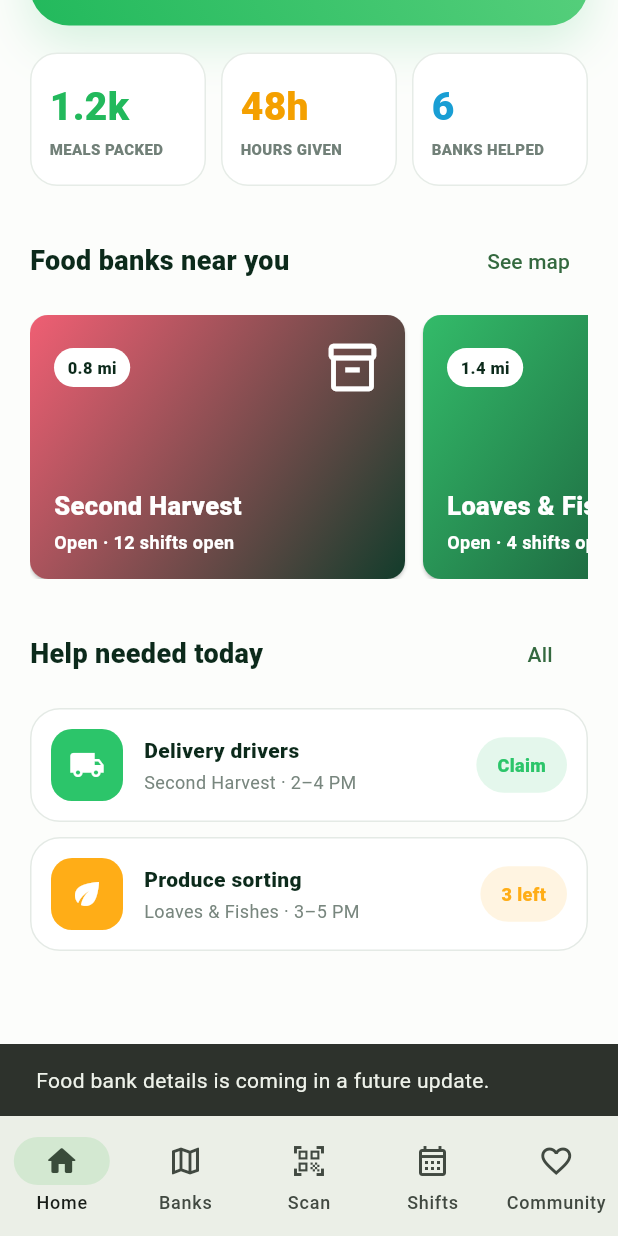
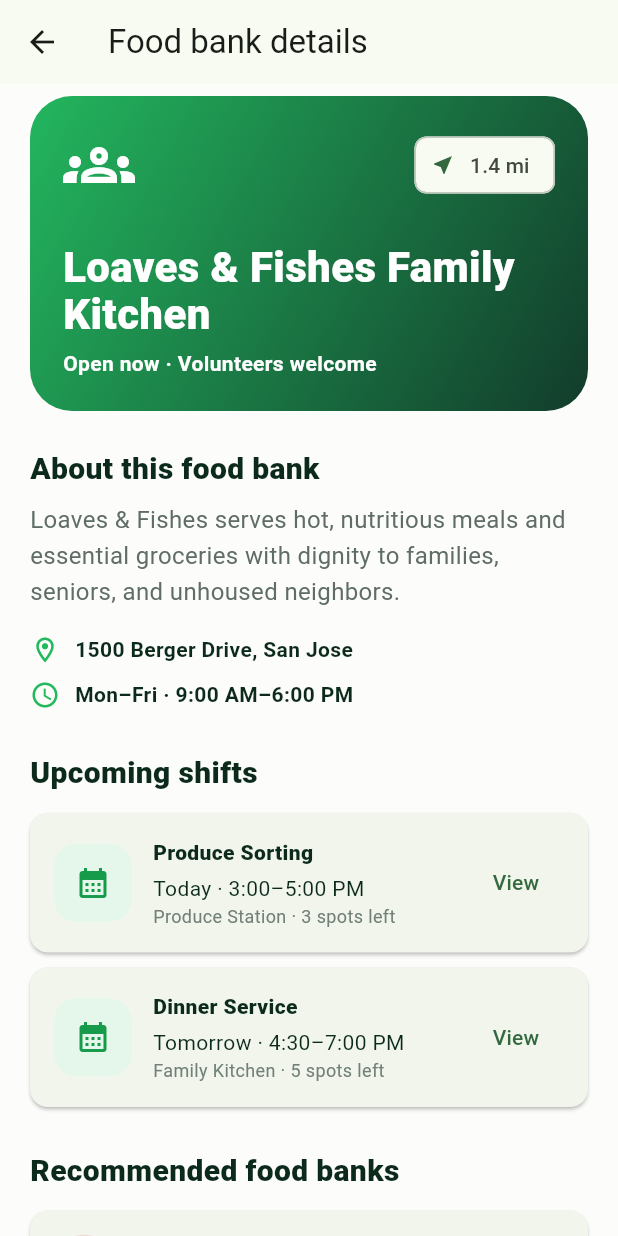
Before and after one commit to john232014lemon-lang/super-duper-sniffle, a Flutter app: the HomeScreen screen opened directly with empty values, scrolled down 286 dp, after a tap on "1.4 mi", on a phone screen of 412 x 824 dp. Run offline on Flutter 3.47's test engine with Material 3 defaults, Android fonts, the phone set to English and light mode, and no system bars.

Commit message:
v2 devlog

```diff
--- /dev/null
+++ b/lib/data/mock_food_banks.dart
@@ -0,0 +1,94 @@
+import 'package:flutter/material.dart';
+
+import '../models/food_bank.dart';
+
+const mockFoodBanks = <FoodBank>[
+  FoodBank(
+    name: 'Second Harvest Food Bank',
+    shortName: 'Second Harvest',
+    description:
+        'Second Harvest connects neighbors with nutritious groceries while building a hunger-free community across Silicon Valley.',
+    address: '4001 North First Street, San Jose',
+    hours: 'Mon–Sat · 8:00 AM–5:00 PM',
+    distance: '0.8 mi',
+    accent: Color(0xFFEF5269),
+    icon: Icons.inventory_2_outlined,
+    shifts: [
+      FoodBankShift(
+        title: 'Sorting & Packing Line',
+        date: 'Sat, Jun 20',
+        time: '9:00 AM–12:00 PM',
+        station: 'Warehouse A',
+        spotsLeft: 6,
+      ),
+      FoodBankShift(
+        title: 'Delivery Drivers',
+        date: 'Sat, Jun 20',
+        time: '2:00–4:00 PM',
+        station: 'Loading Bay',
+        spotsLeft: 3,
+      ),
+      FoodBankShift(
+        title: 'Family Grocery Packing',
+        date: 'Sun, Jun 21',
+        time: '10:00 AM–12:00 PM',
+        station: 'Community Room',
+        spotsLeft: 9,
+      ),
+    ],
+  ),
+  FoodBank(
+    name: 'Loaves & Fishes Family Kitchen',
+    shortName: 'Loaves & Fishes',
+    description:
+        'Loaves & Fishes serves hot, nutritious meals and essential groceries with dignity to families, seniors, and unhoused neighbors.',
+    address: '1500 Berger Drive, San Jose',
+    hours: 'Mon–Fri · 9:00 AM–6:00 PM',
+    distance: '1.4 mi',
+    accent: Color(0xFF23B65E),
+    icon: Icons.groups_outlined,
+    shifts: [
+      FoodBankShift(
+        title: 'Produce Sorting',
+        date: 'Today',
+        time: '3:00–5:00 PM',
+        station: 'Produce Station',
+        spotsLeft: 3,
+      ),
+      FoodBankShift(
+        title: 'Dinner Service',
+        date: 'Tomorrow',
+        time: '4:30–7:00 PM',
+        station: 'Family Kitchen',
+        spotsLeft: 5,
+      ),
+    ],
+  ),
+  FoodBank(
+    name: 'Martha’s Kitchen',
+    shortName: 'Martha’s Kitchen',
+    description:
+        'Martha’s Kitchen provides meals, mobile food distribution, and welcoming volunteer programs for communities throughout Santa Clara County.',
+    address: '311 Willow Street, San Jose',
+    hours: 'Tue–Sat · 10:00 AM–7:00 PM',
+    distance: '2.1 mi',
+    accent: Color(0xFF2D8FC7),
+    icon: Icons.soup_kitchen_outlined,
+    shifts: [
+      FoodBankShift(
+        title: 'Meal Prep Crew',
+        date: 'Fri, Jun 19',
+        time: '1:00–3:30 PM',
+        station: 'Main Kitchen',
+        spotsLeft: 4,
+      ),
+      FoodBankShift(
+        title: 'Community Meal Service',
+        date: 'Fri, Jun 19',
+        time: '4:00–6:30 PM',
+        station: 'Dining Hall',
+        spotsLeft: 7,
+      ),
+    ],
+  ),
+];
--- /dev/null
+++ b/lib/models/food_bank.dart
@@ -0,0 +1,41 @@
+import 'package:flutter/material.dart';
+
+class FoodBankShift {
+  const FoodBankShift({
+    required this.title,
+    required this.date,
+    required this.time,
+    required this.station,
+    required this.spotsLeft,
+  });
+
+  final String title;
+  final String date;
+  final String time;
+  final String station;
+  final int spotsLeft;
+}
+
+class FoodBank {
+  const FoodBank({
+    required this.name,
+    required this.shortName,
+    required this.description,
+    required this.address,
+    required this.hours,
+    required this.distance,
+    required this.accent,
+    required this.icon,
+    required this.shifts,
+  });
+
+  final String name;
+  final String shortName;
+  final String description;
+  final String address;
+  final String hours;
+  final String distance;
+  final Color accent;
+  final IconData icon;
+  final List<FoodBankShift> shifts;
+}
--- /dev/null
+++ b/lib/screens/food_bank_detail_screen.dart
@@ -0,0 +1,249 @@
+import 'package:flutter/material.dart';
+
+import '../data/mock_food_banks.dart';
+import '../models/food_bank.dart';
+
+class FoodBankDetailScreen extends StatelessWidget {
+  const FoodBankDetailScreen({super.key, required this.foodBank});
+
+  final FoodBank foodBank;
+
+  void _showComingSoon(BuildContext context) {
+    ScaffoldMessenger.of(context).showSnackBar(
+      const SnackBar(content: Text('Shift signup is coming in Slice 3.')),
+    );
+  }
+
+  @override
+  Widget build(BuildContext context) {
+    final recommendations = mockFoodBanks
+        .where((bank) => bank.name != foodBank.name)
+        .toList();
+
+    return Scaffold(
+      appBar: AppBar(title: const Text('Food bank details')),
+      body: Center(
+        child: ConstrainedBox(
+          constraints: const BoxConstraints(maxWidth: 720),
+          child: ListView(
+            padding: const EdgeInsets.fromLTRB(20, 8, 20, 40),
+            children: [
+              _BankHero(foodBank: foodBank),
+              const SizedBox(height: 24),
+              const Text(
+                'About this food bank',
+                style: TextStyle(fontSize: 20, fontWeight: FontWeight.w900),
+              ),
+              const SizedBox(height: 8),
+              Text(
+                foodBank.description,
+                style: const TextStyle(
+                  color: Color(0xFF5F6D65),
+                  fontSize: 16,
+                  height: 1.5,
+                ),
+              ),
+              const SizedBox(height: 16),
+              _InfoRow(
+                icon: Icons.location_on_outlined,
+                text: foodBank.address,
+              ),
+              const SizedBox(height: 10),
+              _InfoRow(icon: Icons.schedule, text: foodBank.hours),
+              const SizedBox(height: 28),
+              const Text(
+                'Upcoming shifts',
+                style: TextStyle(fontSize: 20, fontWeight: FontWeight.w900),
+              ),
+              const SizedBox(height: 12),
+              ...foodBank.shifts.map(
+                (shift) => Padding(
+                  padding: const EdgeInsets.only(bottom: 10),
+                  child: _ShiftCard(
+                    shift: shift,
+                    onTap: () => _showComingSoon(context),
+                  ),
+                ),
+              ),
+              const SizedBox(height: 18),
+              const Text(
+                'Recommended food banks',
+                style: TextStyle(fontSize: 20, fontWeight: FontWeight.w900),
+              ),
+              const SizedBox(height: 12),
+              ...recommendations.map(
+                (bank) => Padding(
+                  padding: const EdgeInsets.only(bottom: 10),
+                  child: _RecommendationCard(
+                    foodBank: bank,
+                    onTap: () => Navigator.of(context).pushReplacement(
+                      MaterialPageRoute<void>(
+                        builder: (_) => FoodBankDetailScreen(foodBank: bank),
+                      ),
+                    ),
+                  ),
+                ),
+              ),
+            ],
+          ),
+        ),
+      ),
+    );
+  }
+}
+
+class _BankHero extends StatelessWidget {
+  const _BankHero({required this.foodBank});
+
+  final FoodBank foodBank;
+
+  @override
+  Widget build(BuildContext context) {
+    return Container(
+      height: 210,
+      padding: const EdgeInsets.all(22),
+      decoration: BoxDecoration(
+        gradient: LinearGradient(
+          colors: [foodBank.accent, const Color(0xFF123C2B)],
+          begin: Alignment.topLeft,
+          end: Alignment.bottomRight,
+        ),
+        borderRadius: BorderRadius.circular(28),
+      ),
+      child: Column(
+        crossAxisAlignment: CrossAxisAlignment.start,
+        children: [
+          Row(
+            children: [
+              Icon(foodBank.icon, color: Colors.white, size: 48),
+              const Spacer(),
+              Chip(
+                avatar: const Icon(Icons.near_me, size: 16),
+                label: Text(foodBank.distance),
+              ),
+            ],
+          ),
+          const Spacer(),
+          Text(
+            foodBank.name,
+            style: const TextStyle(
+              color: Colors.white,
+              fontSize: 28,
+              height: 1.1,
+              fontWeight: FontWeight.w900,
+            ),
+          ),
+          const SizedBox(height: 7),
+          const Text(
+            'Open now · Volunteers welcome',
+            style: TextStyle(color: Colors.white, fontWeight: FontWeight.w700),
+          ),
+        ],
+      ),
+    );
+  }
+}
+
+class _InfoRow extends StatelessWidget {
+  const _InfoRow({required this.icon, required this.text});
+
+  final IconData icon;
+  final String text;
+
+  @override
+  Widget build(BuildContext context) {
+    return Row(
+      children: [
+        Icon(icon, color: const Color(0xFF22B95C), size: 20),
+        const SizedBox(width: 10),
+        Expanded(
+          child: Text(
+            text,
+            style: const TextStyle(fontWeight: FontWeight.w700),
+          ),
+        ),
+      ],
+    );
+  }
+}
+
+class _ShiftCard extends StatelessWidget {
+  const _ShiftCard({required this.shift, required this.onTap});
+
+  final FoodBankShift shift;
+  final VoidCallback onTap;
+
+  @override
+  Widget build(BuildContext context) {
+    return Card(
+      margin: EdgeInsets.zero,
+      child: Padding(
+        padding: const EdgeInsets.all(16),
+        child: Row(
+          children: [
+            Container(
+              width: 52,
+              height: 52,
+              decoration: BoxDecoration(
+                color: const Color(0xFFE5F7EA),
+                borderRadius: BorderRadius.circular(15),
+              ),
+              child: const Icon(Icons.calendar_month, color: Color(0xFF169B4B)),
+            ),
+            const SizedBox(width: 14),
+            Expanded(
+              child: Column(
+                crossAxisAlignment: CrossAxisAlignment.start,
+                children: [
+                  Text(
+                    shift.title,
+                    style: const TextStyle(fontWeight: FontWeight.w900),
+                  ),
+                  const SizedBox(height: 4),
+                  Text('${shift.date} · ${shift.time}'),
+                  Text(
+                    '${shift.station} · ${shift.spotsLeft} spots left',
+                    style: const TextStyle(
+                      color: Color(0xFF718078),
+                      fontSize: 12,
+                    ),
+                  ),
+                ],
+              ),
+            ),
+            TextButton(onPressed: onTap, child: const Text('View')),
+          ],
+        ),
+      ),
+    );
+  }
+}
+
+class _RecommendationCard extends StatelessWidget {
+  const _RecommendationCard({required this.foodBank, required this.onTap});
+
+  final FoodBank foodBank;
+  final VoidCallback onTap;
+
+  @override
+  Widget build(BuildContext context) {
+    return Card(
+      margin: EdgeInsets.zero,
+      child: ListTile(
+        onTap: onTap,
+        leading: CircleAvatar(
+          backgroundColor: foodBank.accent.withValues(alpha: 0.15),
+          child: Icon(foodBank.icon, color: foodBank.accent),
+        ),
+        title: Text(
+          foodBank.shortName,
+          style: const TextStyle(fontWeight: FontWeight.w900),
+        ),
+        subtitle: Text(
+          '${foodBank.distance} · ${foodBank.shifts.length} upcoming shifts',
+        ),
+        trailing: const Icon(Icons.chevron_right),
+      ),
+    );
+  }
+}
--- a/lib/screens/home_screen.dart
+++ b/lib/screens/home_screen.dart
@@ -1,4 +1,7 @@
 import 'package:flutter/material.dart';
+
+import '../data/mock_food_banks.dart';
+import 'food_bank_detail_screen.dart';
 
 class HomeScreen extends StatefulWidget {
   const HomeScreen({super.key, required this.name});
@@ -67,7 +70,13 @@
                               distance: '0.8 mi',
                               accent: const Color(0xFFEF5269),
                               icon: Icons.inventory_2_outlined,
-                              onTap: () => _comingSoon('Food bank details'),
+                              onTap: () => Navigator.of(context).push(
+                                MaterialPageRoute<void>(
+                                  builder: (_) => FoodBankDetailScreen(
+                                    foodBank: mockFoodBanks[0],
+                                  ),
+                                ),
+                              ),
                             ),
                             const SizedBox(width: 12),
                             _FoodBankCard(
@@ -76,7 +85,28 @@
                               distance: '1.4 mi',
                               accent: const Color(0xFF23B65E),
                               icon: Icons.groups_outlined,
-                              onTap: () => _comingSoon('Food bank details'),
+                              onTap: () => Navigator.of(context).push(
+                                MaterialPageRoute<void>(
+                                  builder: (_) => FoodBankDetailScreen(
+                                    foodBank: mockFoodBanks[1],
+                                  ),
+                                ),
+                              ),
+                            ),
+                            const SizedBox(width: 12),
+                            _FoodBankCard(
+                              name: 'Martha’s Kitchen',
+                              status: 'Open · 2 shifts open',
+                              distance: '2.1 mi',
+                              accent: const Color(0xFF2D8FC7),
+                              icon: Icons.soup_kitchen_outlined,
+                              onTap: () => Navigator.of(context).push(
+                                MaterialPageRoute<void>(
+                                  builder: (_) => FoodBankDetailScreen(
+                                    foodBank: mockFoodBanks[2],
+                                  ),
+                                ),
+                              ),
                             ),
                           ],
                         ),
```
Also changed, not shown: 3 other files.
